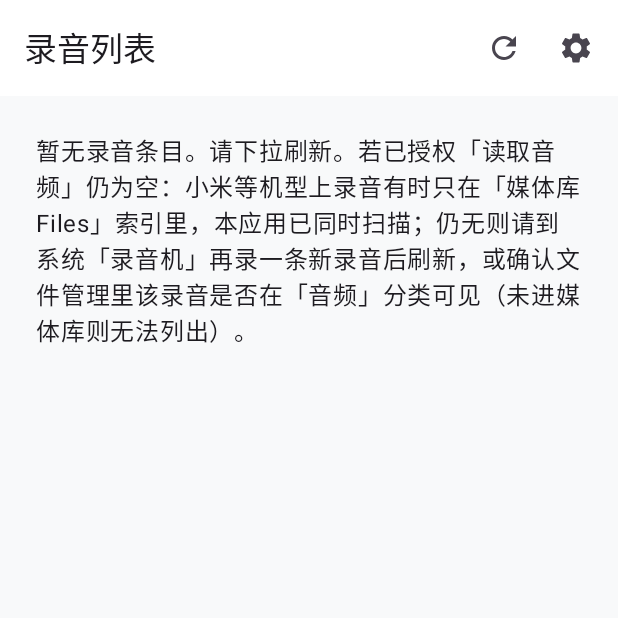
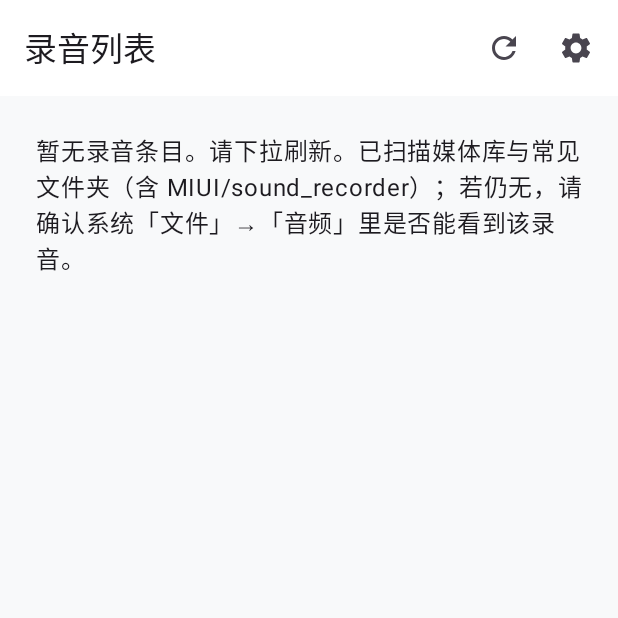
Before and after one commit to Kaine665/weight-agent, an Android app built with Jetpack Compose: the RecordingListScreen screen opened through its navigation route, on a phone screen of 412 x 824 dp, the top half of it. Run offline under Robolectric (Android 15) with nearby library versions, the phone set to English and light mode, and no system bars; 4 statements that could not run were skipped.

Commit message:
fix(android): broaden Xiaomi file scan + merge empty-state with banner
- Scan MIUI/sound_recorder, Recordings, Android/media/*; enumerate Android/data for recorder-like pkgs
- Public dirs without MANAGE; private dirs still need all-files access on API 30+
- Add .awb extension; try/catch listFiles for SecurityException
- RecordingListScreen: single Column + short empty copy when Xiaomi banner
- Bump 0.1.8 (9); README known limits

Co-authored-by: Kaine <Kaine665@users.noreply.github.com>

```diff
--- a/app/build.gradle.kts
+++ b/app/build.gradle.kts
@@ -35,8 +35,8 @@ android {
         applicationId = "com.weightagent.app"
         minSdk = 34
         targetSdk = 35
-        versionCode = 8
-        versionName = "0.1.7"
+        versionCode = 9
+        versionName = "0.1.8"
         testInstrumentationRunner = "androidx.test.runner.AndroidJUnitRunner"
     }
 
--- a/app/src/main/java/com/weightagent/app/ui/RecordingListScreen.kt
+++ b/app/src/main/java/com/weightagent/app/ui/RecordingListScreen.kt
@@ -161,6 +161,11 @@ fun RecordingListScreen(
             return@Scaffold
         }
 
+        val showXiaomiAllFilesBanner = OemDevice.isXiaomiFamily() &&
+            Build.VERSION.SDK_INT >= Build.VERSION_CODES.R &&
+            hasAudioPermission &&
+            !hasAllFilesAccess
+
         PullToRefreshBox(
             isRefreshing = refreshing,
             onRefresh = { viewModel.refresh() },
@@ -169,11 +174,8 @@ fun RecordingListScreen(
                 .fillMaxSize()
                 .padding(padding),
         ) {
-            if (OemDevice.isXiaomiFamily() &&
-                Build.VERSION.SDK_INT >= Build.VERSION_CODES.R &&
-                hasAudioPermission &&
-                !hasAllFilesAccess
-            ) {
+            Column(Modifier.fillMaxSize()) {
+                if (showXiaomiAllFilesBanner) {
                     Column(
                         modifier = Modifier
                             .fillMaxWidth()
@@ -181,7 +183,7 @@ fun RecordingListScreen(
                         verticalArrangement = Arrangement.spacedBy(8.dp),
                     ) {
                         Text(
-                        "检测到小米/红米设备：系统录音可能保存在「Android/data/…/录音机」私有目录，未进媒体库。请开启「全部文件访问权限」后下拉刷新，即可扫描该目录。",
+                            "检测到小米/红米：新录音常在「Android/data/…」私有目录，未进媒体库。请开启「全部文件访问权限」后下拉刷新；否则只能扫公共目录（如 MIUI/sound_recorder）。",
                             style = MaterialTheme.typography.bodyMedium,
                             color = MaterialTheme.colorScheme.onSurfaceVariant,
                         )
@@ -205,16 +207,26 @@ fun RecordingListScreen(
                 if (recordings.isEmpty()) {
                     Column(
                         modifier = Modifier
-                        .fillMaxSize()
+                            .weight(1f, fill = true)
+                            .fillMaxWidth()
                             .padding(24.dp),
+                        verticalArrangement = Arrangement.spacedBy(12.dp),
                     ) {
+                        if (showXiaomiAllFilesBanner) {
                             Text(
-                        "暂无录音条目。请下拉刷新。若已授权「读取音频」仍为空：小米等机型上录音有时只在「媒体库 Files」索引里，本应用已同时扫描；仍无则请到系统「录音机」再录一条新录音后刷新，或确认文件管理里该录音是否在「音频」分类可见（未进媒体库则无法列出）。",
+                                "当前未扫描到录音。请先完成上方「全部文件访问」再下拉刷新；若已开启仍为空，请到系统录音机里查看「保存路径」是否指向本机可访问目录。",
+                                style = MaterialTheme.typography.bodyLarge,
+                            )
+                        } else {
+                            Text(
+                                "暂无录音条目。请下拉刷新。已扫描媒体库与常见文件夹（含 MIUI/sound_recorder）；若仍无，请确认系统「文件」→「音频」里是否能看到该录音。",
                                 style = MaterialTheme.typography.bodyLarge,
                             )
                         }
+                    }
                 } else {
                     LazyColumn(
+                        modifier = Modifier.weight(1f, fill = true),
                         contentPadding = PaddingValues(16.dp),
                         verticalArrangement = Arrangement.spacedBy(12.dp),
                     ) {
@@ -223,6 +235,7 @@ fun RecordingListScreen(
                                 row = row,
                                 onUpload = { viewModel.enqueueUpload(row.mediaStoreId) },
                             )
+                        }
                     }
                 }
             }
```
Also changed, not shown: app/src/main/java/com/weightagent/app/data/mediastore/XiaomiPrivateRecorderScanner.kt (+92 -18 lines), 1 other file. Lines whose indentation alone changed are shown as unchanged.
